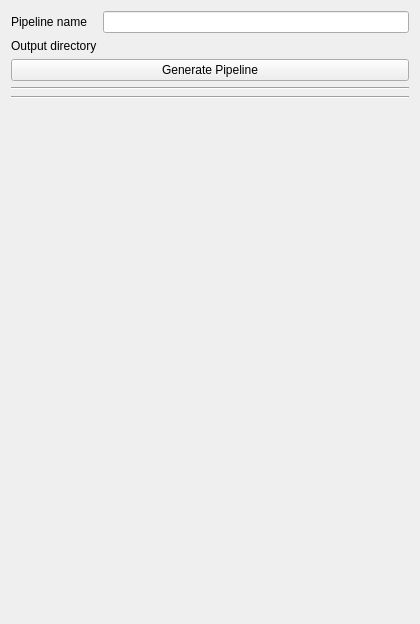
Above: PipelineCreatorMk2/Resources/UI/PipelineCreatorMk2.ui from KitwareMedical/SlicerPipelines before the change. Below: the same form after it.
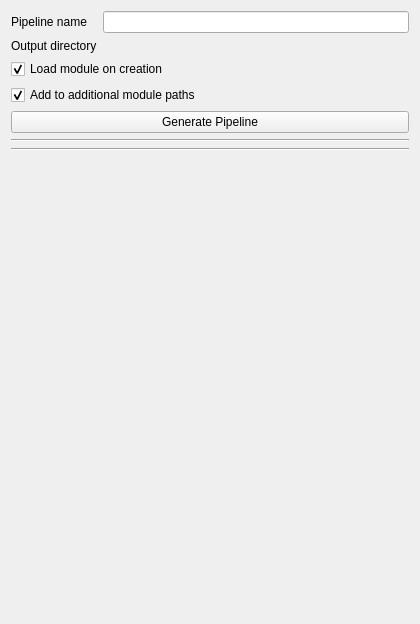
That is the form after the change. Custom widgets are drawn as their Qt base class.

Commit message:
ENH: Load pipeline on creation
Adds ability to load the pipeline module upon creation.
Adds ability to automatically add the pipeline module directory to the
additional module paths.

What changed in the file:
```diff
--- a/PipelineCreatorMk2/Resources/UI/PipelineCreatorMk2.ui
+++ b/PipelineCreatorMk2/Resources/UI/PipelineCreatorMk2.ui
@@ -43,6 +43,32 @@
      </item>
     </layout>
    </item>
+   <item>
+    <widget class="QCheckBox" name="LoadModuleOnCreationCheckBox">
+     <property name="text">
+      <string>Load module on creation</string>
+     </property>
+     <property name="checked">
+      <bool>true</bool>
+     </property>
+     <property name="SlicerParameterName" stdset="0">
+      <string>loadModuleOnCreation</string>
+     </property>
+    </widget>
+   </item>
+   <item>
+    <widget class="QCheckBox" name="AddToAdditionalModulePathCheckBox">
+     <property name="text">
+      <string>Add to additional module paths</string>
+     </property>
+     <property name="checked">
+      <bool>true</bool>
+     </property>
+     <property name="SlicerParameterName" stdset="0">
+      <string>addToAdditionalModulePaths</string>
+     </property>
+    </widget>
+   </item>
    <item>
     <widget class="QPushButton" name="GeneratePipelineButton">
      <property name="text">
```
The commit also changes 1 other file.
